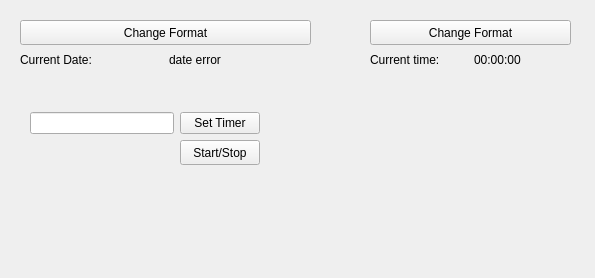
Before: the Qt Designer form mainwindow.ui in Gio-Formichella/Elaborato, drawn with Qt 5.
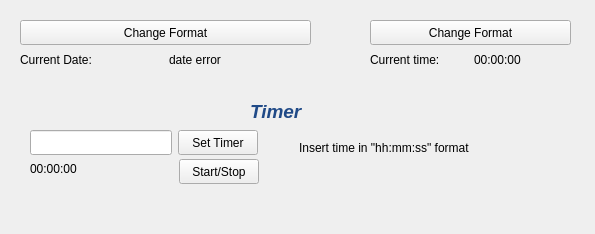
After: the same form once the commit is applied.

Diff of the .ui file:
```diff
--- a/mainwindow.ui
+++ b/mainwindow.ui
@@ -7,7 +7,7 @@
     <x>0</x>
     <y>0</y>
     <width>595</width>
-    <height>278</height>
+    <height>234</height>
    </rect>
   </property>
   <property name="windowTitle">
@@ -95,43 +95,21 @@
    <widget class="QLabel" name="timerLabel">
     <property name="geometry">
      <rect>
-      <x>31</x>
-      <y>141</y>
+      <x>30</x>
+      <y>160</y>
       <width>141</width>
       <height>17</height>
      </rect>
     </property>
     <property name="text">
-     <string/>
+     <string>00:00:00</string>
     </property>
    </widget>
-   <widget class="QWidget" name="">
-    <property name="geometry">
-     <rect>
-      <x>30</x>
-      <y>110</y>
-      <width>230</width>
-      <height>27</height>
-     </rect>
-    </property>
-    <layout class="QHBoxLayout" name="horizontalLayout_3">
-     <item>
-      <widget class="QLineEdit" name="setTimerIntervalInput"/>
-     </item>
-     <item>
-      <widget class="QPushButton" name="setTimerButton">
-       <property name="text">
-        <string>Set Timer</string>
-       </property>
-      </widget>
-     </item>
-    </layout>
-   </widget>
    <widget class="QPushButton" name="start_stopButton">
     <property name="geometry">
      <rect>
-      <x>180</x>
-      <y>140</y>
+      <x>179</x>
+      <y>159</y>
       <width>80</width>
       <height>25</height>
      </rect>
@@ -140,6 +118,55 @@
      <string>Start/Stop</string>
     </property>
    </widget>
+   <widget class="QLabel" name="timerInfo">
+    <property name="geometry">
+     <rect>
+      <x>299</x>
+      <y>139</y>
+      <width>231</width>
+      <height>17</height>
+     </rect>
+    </property>
+    <property name="text">
+     <string>Insert time in &quot;hh:mm:ss&quot; format</string>
+    </property>
+   </widget>
+   <widget class="QLineEdit" name="setTimerIntervalInput">
+    <property name="geometry">
+     <rect>
+      <x>30</x>
+      <y>130</y>
+      <width>142</width>
+      <height>25</height>
+     </rect>
+    </property>
+   </widget>
+   <widget class="QLabel" name="timerTitle">
+    <property name="geometry">
+     <rect>
+      <x>250</x>
+      <y>100</y>
+      <width>71</width>
+      <height>21</height>
+     </rect>
+    </property>
+    <property name="text">
+     <string>&lt;html&gt;&lt;head/&gt;&lt;body&gt;&lt;p&gt;&lt;span style=&quot; font-size:14pt; font-weight:600; font-style:italic; color:#204a87;&quot;&gt;Timer&lt;/span&gt;&lt;/p&gt;&lt;/body&gt;&lt;/html&gt;</string>
+    </property>
+   </widget>
+   <widget class="QPushButton" name="setTimerButton">
+    <property name="geometry">
+     <rect>
+      <x>178</x>
+      <y>130</y>
+      <width>80</width>
+      <height>25</height>
+     </rect>
+    </property>
+    <property name="text">
+     <string>Set Timer</string>
+    </property>
+   </widget>
   </widget>
  </widget>
  <resources/>
```
